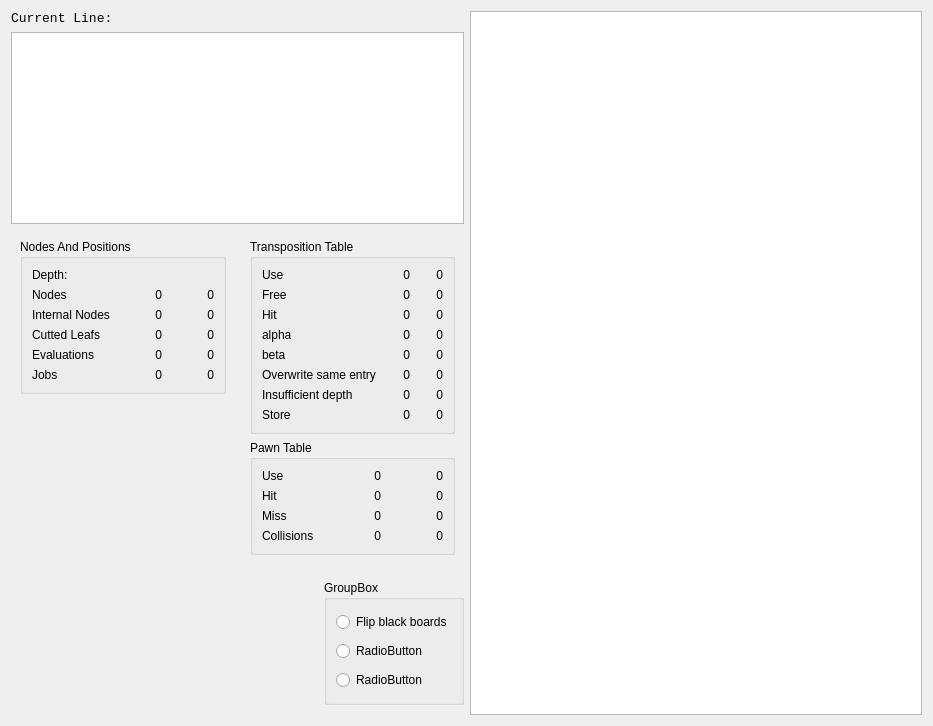
Above: stats.ui from gpiez/hayabusa before the change. Below: the same form after it.
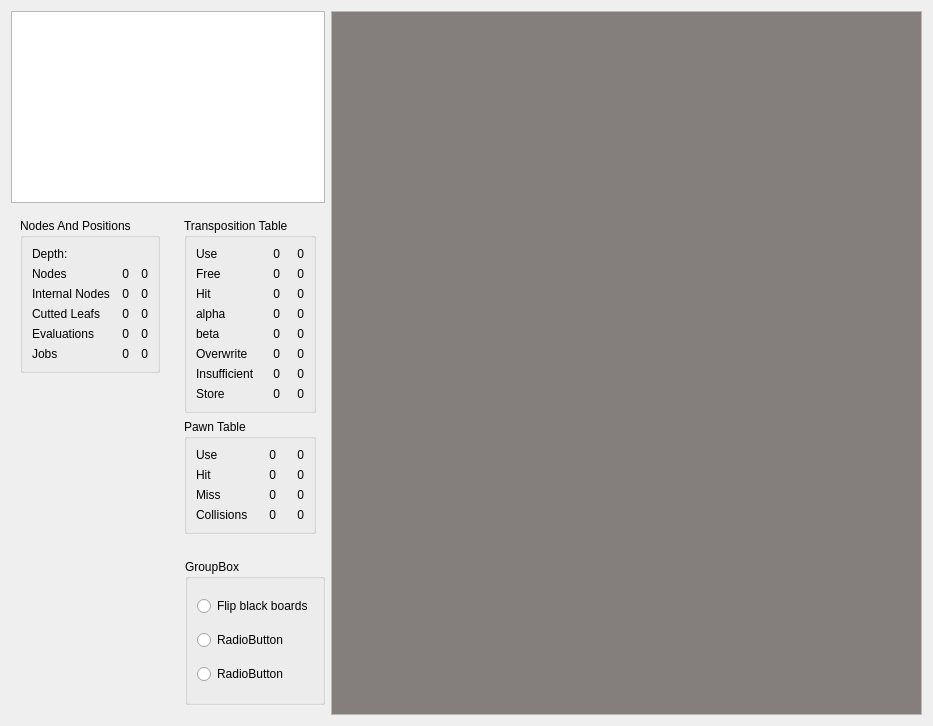
That is the form after the change.

Diff of the .ui file:
```diff
--- a/stats.ui
+++ b/stats.ui
@@ -17,32 +17,13 @@
    <item>
     <layout class="QVBoxLayout" name="verticalLayout_2">
      <item>
-      <widget class="QLabel" name="currentLine">
+      <widget class="QPlainTextEdit" name="bestLine">
        <property name="sizePolicy">
-        <sizepolicy hsizetype="Maximum" vsizetype="Preferred">
-         <horstretch>0</horstretch>
+        <sizepolicy hsizetype="Expanding" vsizetype="Expanding">
+         <horstretch>1</horstretch>
          <verstretch>0</verstretch>
         </sizepolicy>
        </property>
-       <property name="maximumSize">
-        <size>
-         <width>450</width>
-         <height>16777215</height>
-        </size>
-       </property>
-       <property name="font">
-        <font>
-         <family>Consolas</family>
-         <pointsize>10</pointsize>
-        </font>
-       </property>
-       <property name="text">
-        <string>Current Line:</string>
-       </property>
-      </widget>
-     </item>
-     <item>
-      <widget class="QPlainTextEdit" name="bestLine">
        <property name="font">
         <font>
          <family>Consolas</family>
@@ -436,14 +417,14 @@
              <item row="5" column="0">
               <widget class="QLabel" name="label_4">
                <property name="text">
-                <string>Overwrite same entry</string>
+                <string>Overwrite</string>
                </property>
               </widget>
              </item>
              <item row="6" column="0">
               <widget class="QLabel" name="label_5">
                <property name="text">
-                <string>Insufficient depth</string>
+                <string>Insufficient</string>
                </property>
               </widget>
              </item>
@@ -661,7 +642,7 @@
          <item row="0" column="0">
           <widget class="QLabel" name="ww1">
            <property name="sizePolicy">
-            <sizepolicy hsizetype="Expanding" vsizetype="Expanding">
+            <sizepolicy hsizetype="Preferred" vsizetype="Preferred">
              <horstretch>0</horstretch>
              <verstretch>1</verstretch>
             </sizepolicy>
@@ -674,7 +655,7 @@
          <item row="0" column="1">
           <widget class="QLabel" name="ww2">
            <property name="sizePolicy">
-            <sizepolicy hsizetype="Expanding" vsizetype="Preferred">
+            <sizepolicy hsizetype="Preferred" vsizetype="Preferred">
              <horstretch>0</horstretch>
              <verstretch>0</verstretch>
             </sizepolicy>
@@ -687,7 +668,7 @@
          <item row="0" column="2">
           <widget class="QLabel" name="ww3">
            <property name="sizePolicy">
-            <sizepolicy hsizetype="Expanding" vsizetype="Preferred">
+            <sizepolicy hsizetype="Preferred" vsizetype="Preferred">
              <horstretch>0</horstretch>
              <verstretch>0</verstretch>
             </sizepolicy>
@@ -700,7 +681,7 @@
          <item row="0" column="3">
           <widget class="QLabel" name="ww4">
            <property name="sizePolicy">
-            <sizepolicy hsizetype="Expanding" vsizetype="Preferred">
+            <sizepolicy hsizetype="Preferred" vsizetype="Preferred">
              <horstretch>0</horstretch>
              <verstretch>0</verstretch>
             </sizepolicy>
@@ -713,7 +694,7 @@
          <item row="1" column="0">
           <widget class="QLabel" name="wb1">
            <property name="sizePolicy">
-            <sizepolicy hsizetype="Preferred" vsizetype="Expanding">
+            <sizepolicy hsizetype="Preferred" vsizetype="Preferred">
              <horstretch>0</horstretch>
              <verstretch>1</verstretch>
             </sizepolicy>
@@ -761,7 +742,7 @@
          <item row="0" column="5">
           <widget class="QLabel" name="ww6">
            <property name="sizePolicy">
-            <sizepolicy hsizetype="Expanding" vsizetype="Preferred">
+            <sizepolicy hsizetype="Preferred" vsizetype="Preferred">
              <horstretch>0</horstretch>
              <verstretch>0</verstretch>
             </sizepolicy>
@@ -774,7 +755,7 @@
          <item row="0" column="4">
           <widget class="QLabel" name="ww5">
            <property name="sizePolicy">
-            <sizepolicy hsizetype="Expanding" vsizetype="Preferred">
+            <sizepolicy hsizetype="Preferred" vsizetype="Preferred">
              <horstretch>0</horstretch>
              <verstretch>0</verstretch>
             </sizepolicy>
@@ -791,12 +772,24 @@
        </item>
        <item>
         <widget class="QGroupBox" name="groupBox_2">
+         <property name="sizePolicy">
+          <sizepolicy hsizetype="Maximum" vsizetype="Preferred">
+           <horstretch>0</horstretch>
+           <verstretch>0</verstretch>
+          </sizepolicy>
+         </property>
          <property name="title">
           <string>GroupBox</string>
          </property>
          <layout class="QVBoxLayout" name="verticalLayout_4">
           <item>
            <widget class="QRadioButton" name="radioButtonFlip">
+            <property name="sizePolicy">
+             <sizepolicy hsizetype="Preferred" vsizetype="Fixed">
+              <horstretch>0</horstretch>
+              <verstretch>0</verstretch>
+             </sizepolicy>
+            </property>
             <property name="text">
              <string>Flip black boards</string>
             </property>
@@ -804,6 +797,12 @@
           </item>
           <item>
            <widget class="QRadioButton" name="radioButton_2">
+            <property name="sizePolicy">
+             <sizepolicy hsizetype="Preferred" vsizetype="Fixed">
+              <horstretch>0</horstretch>
+              <verstretch>0</verstretch>
+             </sizepolicy>
+            </property>
             <property name="text">
              <string>RadioButton</string>
             </property>
@@ -811,6 +810,12 @@
           </item>
           <item>
            <widget class="QRadioButton" name="radioButton_3">
+            <property name="sizePolicy">
+             <sizepolicy hsizetype="Preferred" vsizetype="Fixed">
+              <horstretch>0</horstretch>
+              <verstretch>0</verstretch>
+             </sizepolicy>
+            </property>
             <property name="text">
              <string>RadioButton</string>
             </property>
@@ -827,10 +832,89 @@
     <widget class="QTreeView" name="treeView">
      <property name="sizePolicy">
       <sizepolicy hsizetype="Expanding" vsizetype="Expanding">
-       <horstretch>0</horstretch>
+       <horstretch>2</horstretch>
        <verstretch>0</verstretch>
       </sizepolicy>
      </property>
+     <property name="palette">
+      <palette>
+       <active>
+        <colorrole role="Base">
+         <brush brushstyle="SolidPattern">
+          <color alpha="255">
+           <red>132</red>
+           <green>127</green>
+           <blue>125</blue>
+          </color>
+         </brush>
+        </colorrole>
+        <colorrole role="AlternateBase">
+         <brush brushstyle="SolidPattern">
+          <color alpha="255">
+           <red>127</red>
+           <green>122</green>
+           <blue>120</blue>
+          </color>
+         </brush>
+        </colorrole>
+       </active>
+       <inactive>
+        <colorrole role="Base">
+         <brush brushstyle="SolidPattern">
+          <color alpha="255">
+           <red>132</red>
+           <green>127</green>
+           <blue>125</blue>
+          </color>
+         </brush>
+        </colorrole>
+        <colorrole role="AlternateBase">
+         <brush brushstyle="SolidPattern">
+          <color alpha="255">
+           <red>127</red>
+           <green>122</green>
+           <blue>120</blue>
+          </color>
+         </brush>
+        </colorrole>
+       </inactive>
+       <disabled>
+        <colorrole role="Base">
+         <brush brushstyle="SolidPattern">
+          <color alpha="255">
+           <red>226</red>
+           <green>217</green>
+           <blue>212</blue>
+          </color>
+         </brush>
+        </colorrole>
+        <colorrole role="AlternateBase">
+         <brush brushstyle="SolidPattern">
+          <color alpha="255">
+           <red>127</red>
+           <green>122</green>
+           <blue>120</blue>
+          </color>
+         </brush>
+        </colorrole>
+       </disabled>
+      </palette>
+     </property>
+     <property name="alternatingRowColors">
+      <bool>true</bool>
+     </property>
+     <property name="indentation">
+      <number>40</number>
+     </property>
+     <property name="animated">
+      <bool>true</bool>
+     </property>
+     <attribute name="headerVisible">
+      <bool>false</bool>
+     </attribute>
+     <attribute name="headerVisible">
+      <bool>false</bool>
+     </attribute>
     </widget>
    </item>
   </layout>
```
